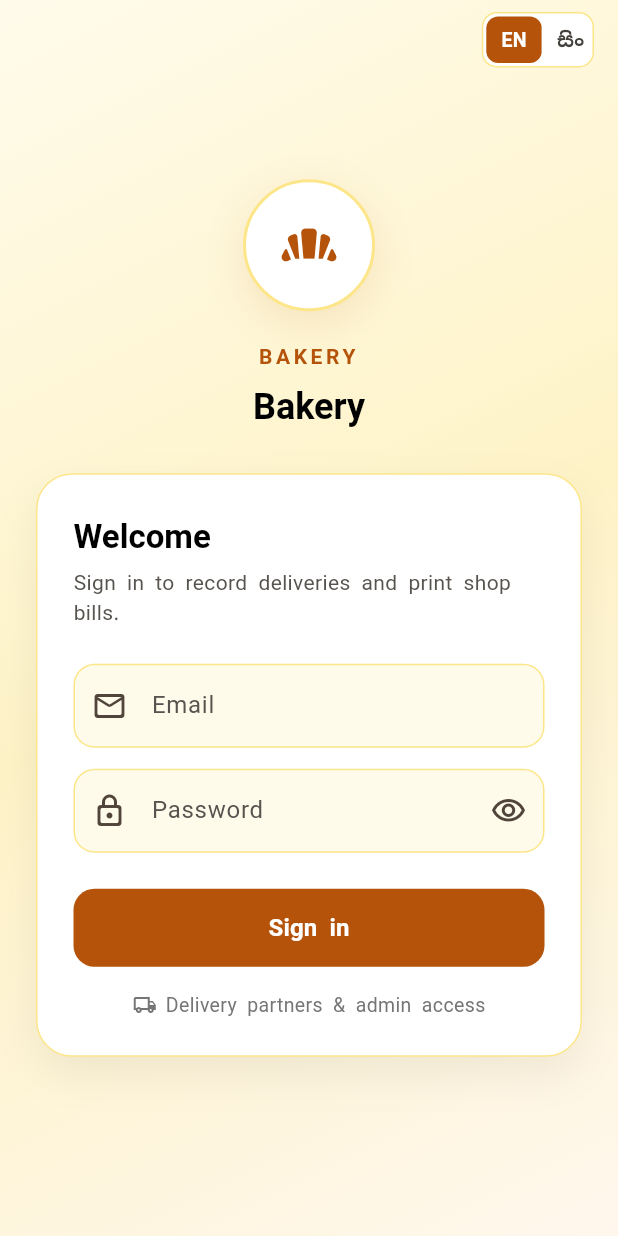
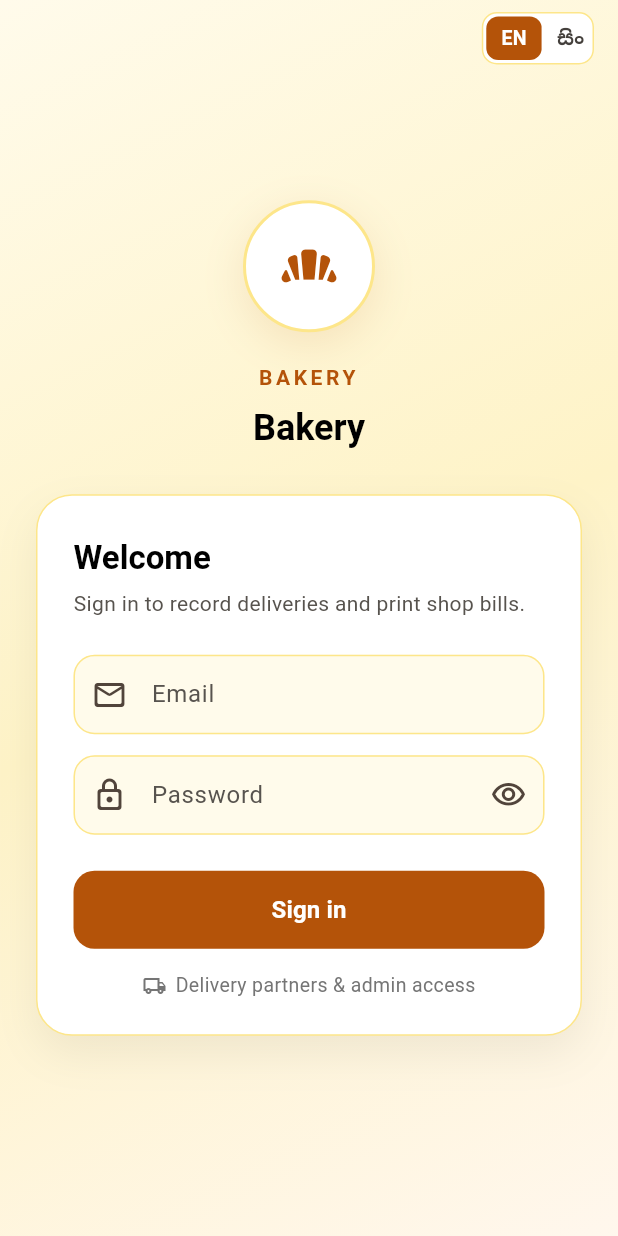
Before and after one commit to Dinukaawsh/bakery-mobile-app, a Flutter app: the screen it shows after launch, on a phone screen of 412 x 824 dp. Run offline on Flutter 3.47's test engine with Material 3 defaults, Android fonts, the phone set to English and light mode, and no system bars; our stand-ins replace geolocator, image_picker, pdf, printing, shared_preferences, table_calendar; accounts and stored records are empty; network calls fail.

Commit message:
feat: enhance Sinhala language support in UI and printing

```diff
--- a/lib/main.dart
+++ b/lib/main.dart
@@ -58,6 +58,7 @@ class _BakeryAppState extends State<BakeryApp> {
   @override
   Widget build(BuildContext context) {
     const amberSeed = Color(0xFFD97706);
+    final isSinhala = _localeController.locale == AppLocale.si;
 
     return LocaleScope(
       controller: _localeController,
@@ -67,7 +68,7 @@ class _BakeryAppState extends State<BakeryApp> {
           return MaterialApp(
             title: 'Bakery Mobile',
             theme: ThemeData(
-              fontFamily: 'NotoSansSinhala',
+              fontFamily: isSinhala ? 'NotoSansSinhala' : null,
               colorScheme: ColorScheme.fromSeed(
                 seedColor: amberSeed,
                 primary: const Color(0xFFB45309),
@@ -75,6 +76,16 @@ class _BakeryAppState extends State<BakeryApp> {
               ),
               useMaterial3: true,
               scaffoldBackgroundColor: const Color(0xFFFFFBEB),
+              textTheme: ThemeData.light()
+                  .textTheme
+                  .apply(
+                    fontFamily: isSinhala ? 'NotoSansSinhala' : null,
+                  )
+                  .copyWith(
+                    bodySmall: const TextStyle(height: 1.25),
+                    bodyMedium: const TextStyle(height: 1.3),
+                    bodyLarge: const TextStyle(height: 1.3),
+                  ),
               inputDecorationTheme: InputDecorationTheme(
                 filled: true,
                 fillColor: const Color(0xFFFFFBEB),
```
Also changed, not shown: lib/screens/bill_screen.dart (+20 -5 lines), lib/utils/bill_print.dart (+24 -7 lines).
